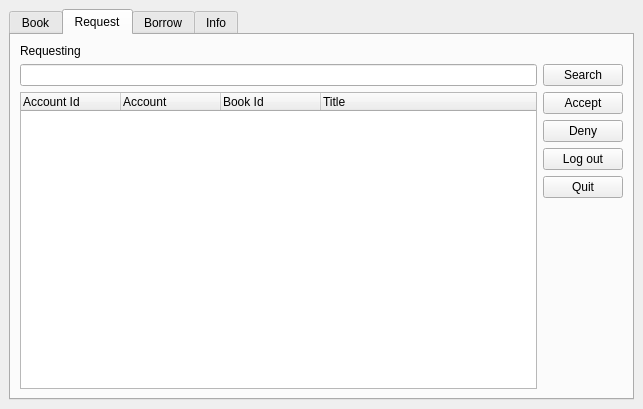
The window that guilibrarian.ui (vudaoanhtuan/libpro_v2) describes before a commit, drawn with Qt 5.
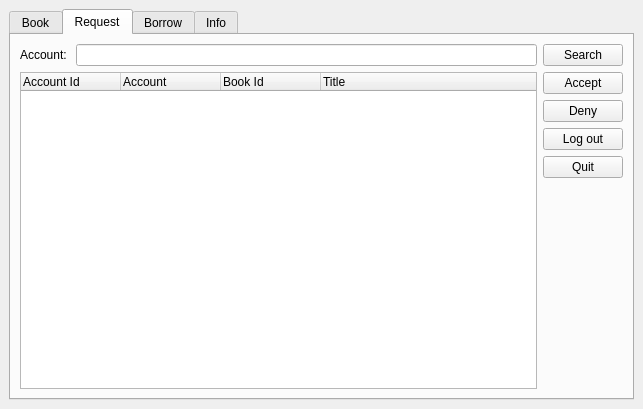
The same window after the commit. The open tabs and pages were chosen to show the change.

```diff
--- a/guilibrarian.ui
+++ b/guilibrarian.ui
@@ -141,15 +141,15 @@
         <string>Request</string>
        </attribute>
        <layout class="QVBoxLayout" name="verticalLayout_6">
-        <item>
-         <widget class="QLabel" name="lRequesting">
-          <property name="text">
-           <string>Requesting</string>
-          </property>
-         </widget>
-        </item>
         <item>
          <layout class="QHBoxLayout" name="horizontalLayout_6">
+          <item>
+           <widget class="QLabel" name="lAccountRequest">
+            <property name="text">
+             <string>Account: </string>
+            </property>
+           </widget>
+          </item>
           <item>
            <widget class="QLineEdit" name="inputAccountRequest"/>
           </item>
```
Left out of the diff: 16 changed lines with no effect on the pictures.
